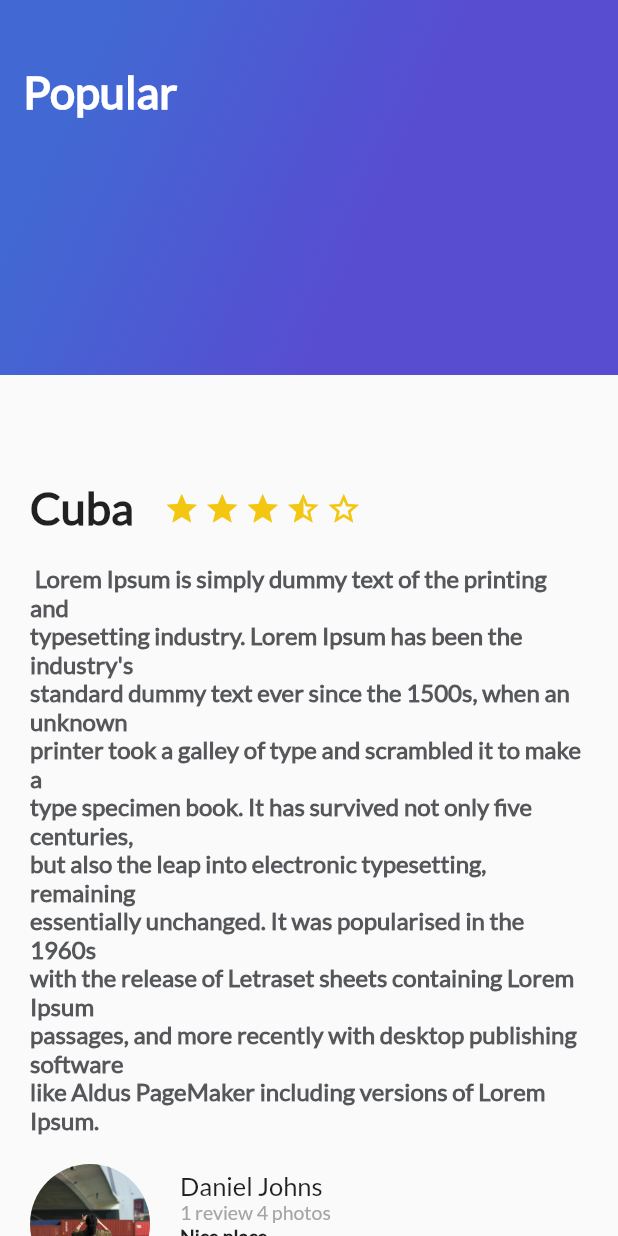
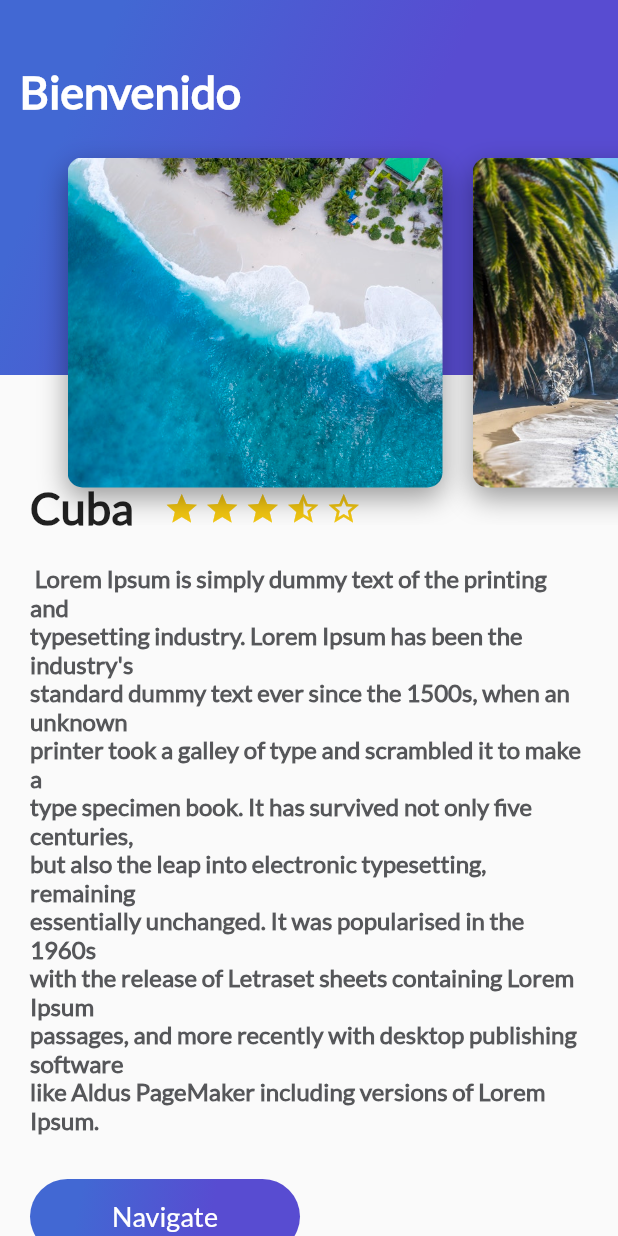
Before and after one commit to alanmaranto/Tripsbook, a Flutter app: the screen it shows after launch, on a phone screen of 412 x 824 dp. Run offline on Flutter 3.47's test engine with Material 2 defaults, Android fonts, the phone set to English and light mode, and no system bars.

Commit message:
widget list view y widget button inkwell

```diff
--- /dev/null
+++ b/lib/button_purple.dart
@@ -0,0 +1,52 @@
+import 'package:flutter/material.dart';
+
+class ButtonPurple extends StatelessWidget {
+  String buttonText = 'Navigate';
+
+  ButtonPurple(this.buttonText);
+
+  @override
+  Widget build(BuildContext context) {
+    return InkWell(
+      onTap: () {
+        ScaffoldMessenger.of(context).showSnackBar(
+          SnackBar(
+            content: const Text("Navegando"),
+            duration: const Duration(seconds: 1),
+            action: SnackBarAction(
+              label: 'ACTION',
+              onPressed: () {},
+            ),
+          ),
+        );
+      },
+      child: Container(
+          margin: EdgeInsets.only(top: 30.0, left: 20.0, right: 20.0),
+          height: 50.0,
+          width: 180.0,
+          decoration: BoxDecoration(
+            borderRadius: BorderRadius.circular(30.0),
+            gradient: LinearGradient(
+                colors: [
+                  Color(0xFF4268D3),
+                  Color(0xFF584CD1),
+                ],
+                begin: FractionalOffset(0.2, 0.0),
+                end: FractionalOffset(1.0, 0.6),
+                stops: [0.0, 0.6],
+                tileMode: TileMode.clamp),
+          ),
+          child: Center(
+            child: Text(
+              buttonText,
+              style: TextStyle(
+                fontSize: 18.0,
+                fontFamily: "Lato",
+                color: Colors.white,
+              ),
+            ),
+          )
+      ),
+    );
+  }
+}
--- /dev/null
+++ b/lib/card_image_list.dart
@@ -0,0 +1,23 @@
+import 'package:flutter/material.dart';
+import 'package:trips/card_image.dart';
+
+class CardImageList extends StatelessWidget {
+  @override
+  Widget build(BuildContext context) {
+    return Container(
+      height: 350.0,
+      child: ListView(
+        padding: EdgeInsets.all(25.0),
+        scrollDirection: Axis.horizontal,
+        children: <Widget>[
+          CardImage('assets/img/beach.jpeg'),
+          CardImage('assets/img/beach_palm.jpeg'),
+          CardImage('assets/img/mountain.jpeg'),
+          CardImage('assets/img/mountain_stars.jpeg'),
+          CardImage('assets/img/river.jpeg'),
+          CardImage('assets/img/sunset.jpeg'),
+        ]
+      )
+    );
+  }
+}
--- a/lib/description_place.dart
+++ b/lib/description_place.dart
@@ -1,4 +1,5 @@
 import 'package:flutter/material.dart';
+import 'package:trips/button_purple.dart';
 
 class DescriptionPlace extends StatelessWidget {
   String namePlace;
@@ -66,6 +67,13 @@ class DescriptionPlace extends StatelessWidget {
               color: Color(0xFF56575a))),
     );
 
-    return Column(children: <Widget>[title_stars, description]);
+    return Column(
+      crossAxisAlignment: CrossAxisAlignment.start,
+      children: <Widget>[
+        title_stars,
+        description,
+        ButtonPurple('Navigate')
+      ]
+    );
   }
 }
--- /dev/null
+++ b/lib/header_appbar.dart
@@ -0,0 +1,15 @@
+import 'package:flutter/material.dart';
+import 'package:trips/card_image_list.dart';
+import 'package:trips/gradient_back.dart';
+
+class HeaderAppBar extends StatelessWidget {
+  @override
+  Widget build(BuildContext context) {
+    return Stack(
+      children: <Widget>[
+        GradientBack("Bienvenido"),
+        CardImageList()
+      ]
+    );
+  }
+}
--- a/lib/main.dart
+++ b/lib/main.dart
@@ -1,9 +1,9 @@
 import 'package:flutter/material.dart';
 import 'package:flutter/services.dart';
+import 'package:trips/header_appbar.dart';
 import 'package:trips/review.dart';
 import 'description_place.dart';
 import 'review_list.dart';
-import 'gradient_back.dart';
 
 void main() {
   SystemChrome.setSystemUIOverlayStyle(SystemUiOverlayStyle(
@@ -54,7 +54,7 @@ like Aldus PageMaker including versions of Lorem Ipsum.""";
                 ReviewList()
               ],
             ),
-            GradientBack('Popular')
+            HeaderAppBar()
           ]),
         ));
   }
```
